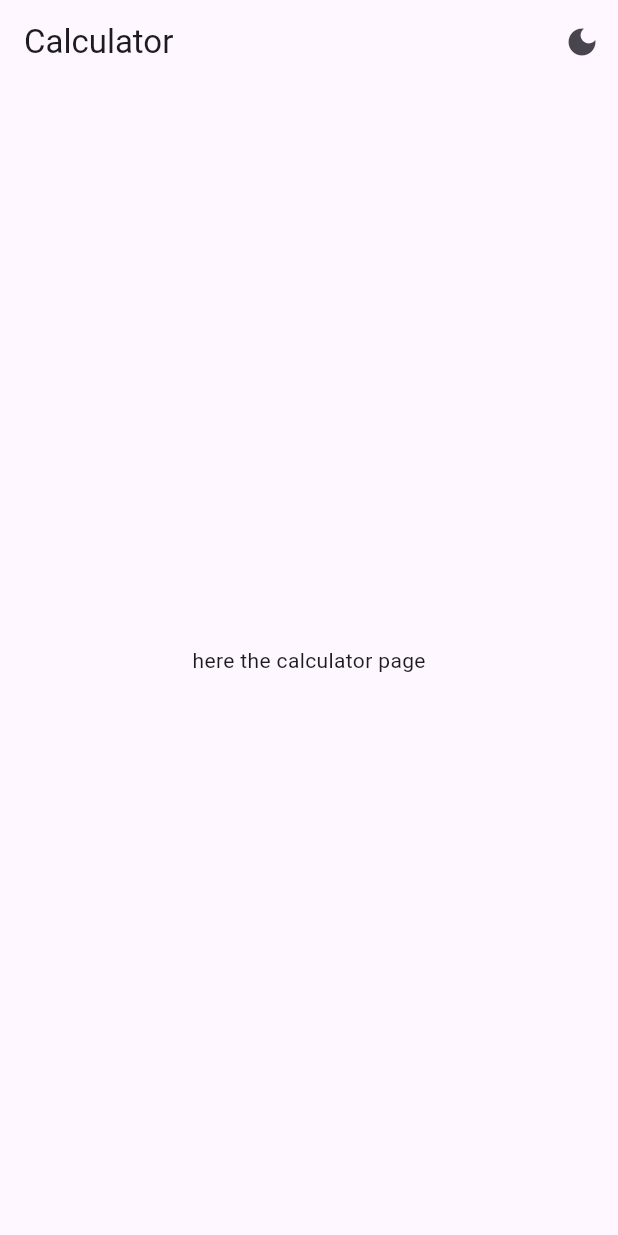
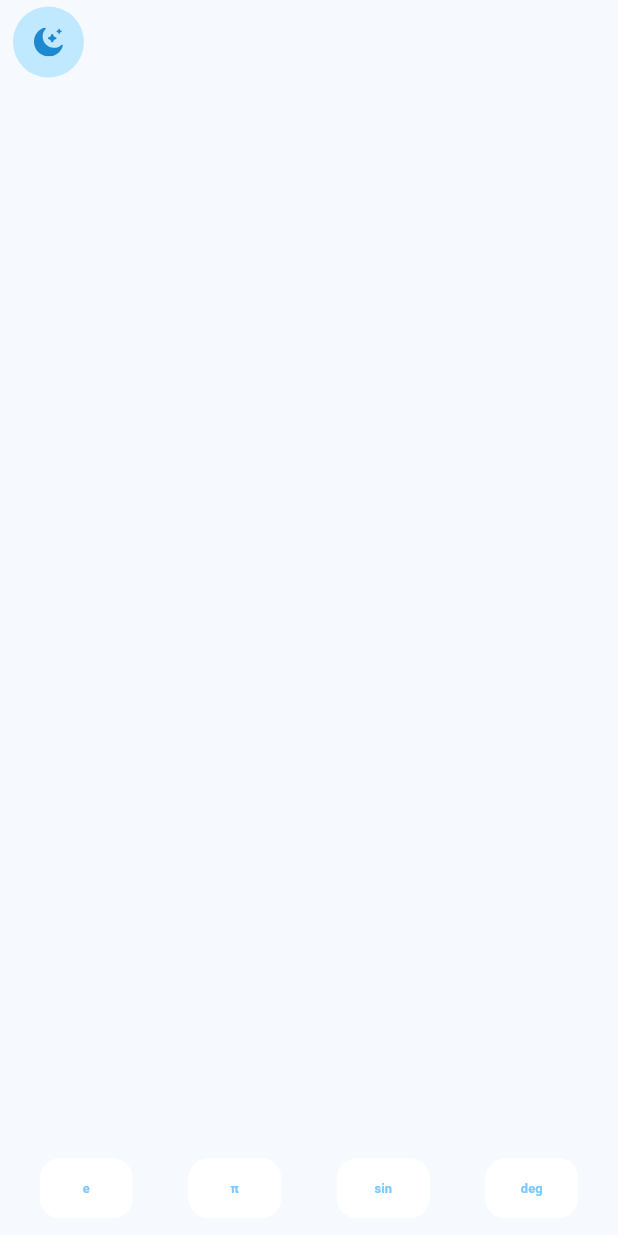
Before and after one commit to Bug-Busters-5/Calculaura, a Flutter app: the screen it shows after launch, on a phone screen of 412 x 824 dp. Run offline on Flutter 3.47's test engine with Material 3 defaults, Android fonts, the phone set to English and light mode, and no system bars; our stand-ins replace flutter_svg, hooks_riverpod, responsive_sizer.

Commit message:
fixing the theme and button and starting on the calculator
Co-authored-by: nourhan Sabrii <NourSabry@users.noreply.github.com>

```diff
--- a/lib/app/app.dart
+++ b/lib/app/app.dart
@@ -1,3 +1,4 @@
+import 'package:calculaura/app/app_riverpod.dart';
 import 'package:calculaura/calculator/presentation/screens/home_calculator_page.dart';
 import 'package:calculaura/core/themes.dart';
 import 'package:flutter/material.dart';
@@ -9,6 +10,7 @@ class MyApp extends ConsumerWidget {
 
   @override
   Widget build(BuildContext context, WidgetRef ref) {
+    final themeMode = ref.watch(themeProvider);
     return ResponsiveSizer(
       builder: (context, orientation, screenType) {
         return MaterialApp(
@@ -24,8 +26,8 @@ class MyApp extends ConsumerWidget {
           title: 'calculaura',
           home: const HomeCalculatorPage(),
           theme: lightModeTheme,
-          darkTheme:darkModeTheme,
-           themeMode: ThemeMode.system,
+          darkTheme: darkModeTheme,
+          themeMode: themeMode,
         );
       },
     );
--- a/lib/calculator/presentation/screens/home_calculator_page.dart
+++ b/lib/calculator/presentation/screens/home_calculator_page.dart
@@ -1,37 +1,89 @@
 import 'package:calculaura/app/app_riverpod.dart';
+import 'package:calculaura/calculator/presentation/widgets/calculator_buttons.dart';
 import 'package:flutter/material.dart';
+import 'package:flutter_svg/flutter_svg.dart';
 import 'package:hooks_riverpod/hooks_riverpod.dart';
+import 'package:responsive_sizer/responsive_sizer.dart';
 
 class HomeCalculatorPage extends ConsumerStatefulWidget {
   const HomeCalculatorPage({super.key});
 
   @override
-  ConsumerState<ConsumerStatefulWidget> createState() => _HomeCalculatorPageState();
+  ConsumerState<ConsumerStatefulWidget> createState() =>
+      _HomeCalculatorPageState();
 }
 
 class _HomeCalculatorPageState extends ConsumerState<HomeCalculatorPage> {
-
   @override
   Widget build(BuildContext context) {
     final themeMode = ref.watch(themeProvider);
-
-    return   Scaffold(
+    final theme = Theme.of(context);
+    return Scaffold(
       appBar: AppBar(
-        title: const Text('Calculator'),
-        actions: <Widget>[
-          IconButton(
-            icon: Icon(themeMode == ThemeMode.dark ? Icons.light_mode : Icons.dark_mode),
-            onPressed: () {
-              ref.watch(themeProvider.notifier).state =
-                themeMode == ThemeMode.dark ? ThemeMode.light : ThemeMode.dark;
+        backgroundColor: Colors.transparent,
+        leading: Padding(
+          padding: EdgeInsetsDirectional.only(start: 12.sp),
+          child: GestureDetector(
+            onTap: () {
+              if (themeMode == ThemeMode.dark) {
+                ref.watch(themeProvider.notifier).state = ThemeMode.light;
+              } else {
+                ref.watch(themeProvider.notifier).state = ThemeMode.dark;
+              }
             },
+            child: CircleAvatar(
+              child: themeMode == ThemeMode.dark
+                  ? const Icon(Icons.light_mode)
+                  : SvgPicture.asset(
+                      'assets/icons/moon.svg',
+                      height: 18.sp,
+                      width: 18.sp,
+                    ),
+            ),
+          ),
+        ),
+      ),
+      body: SafeArea(
+        child: Padding(
+          padding: const EdgeInsets.all(8.0),
+          child: Column(
+            mainAxisAlignment: MainAxisAlignment.end,
+            children: [
+              Row(
+                mainAxisAlignment: MainAxisAlignment.spaceAround,
+                children: [
+                  CalculatorButton(
+                    text: "e",
+                    onPressed: () {},
+                    height: 40.px,
+                    style: theme.textTheme.titleSmall,
+                  ),
+                  CalculatorButton(
+                    text: "π",
+                    onPressed: () {},
+                    height: 40.px,
+                    style: theme.textTheme.titleSmall,
+                  ),
+                  CalculatorButton(
+                    text: "sin",
+                    onPressed: () {},
+                    height: 40.px,
+                    style: theme.textTheme.titleSmall,
+                  ),
+                  CalculatorButton(
+                    text: "deg",
+                    onPressed: () {},
+                    height: 40.px,
+                    style: theme.textTheme.titleSmall,
                   ),
                 ],
               ),
+            ],
+          ),
+        ),
+      )
 
-      body:  const Center(
-        child: Text("here the calculator page"),
-      ),
+          ,
     );
   }
 }
--- /dev/null
+++ b/lib/calculator/presentation/widgets/calculator_buttons.dart
@@ -0,0 +1,41 @@
+import 'package:flutter/material.dart';
+import 'package:hooks_riverpod/hooks_riverpod.dart';
+import 'package:responsive_sizer/responsive_sizer.dart';
+
+class CalculatorButton extends ConsumerWidget {
+  final String text;
+  final VoidCallback onPressed;
+  final double? width;
+  final double? height;
+  final Color? color;
+  final TextStyle? style;
+
+  const CalculatorButton({
+    Key? key,
+    required this.text,
+    required this.onPressed,
+    this.width,
+    this.height,
+    this.color,
+    this.style,
+  }) : super(key: key);
+
+  @override
+  Widget build(BuildContext context, WidgetRef ref) {
+    final theme = Theme.of(context);
+    return GestureDetector(
+      onTap: onPressed,
+      child: Container(
+        width: width ?? 62.px,
+        height: height ?? 60.px,
+        margin: EdgeInsets.all(8.sp),
+        decoration: BoxDecoration(
+          color: Colors.white,
+          borderRadius: BorderRadius.circular(15.sp),
+        ),
+        child: Center(
+            child: Text(text, style: style ?? theme.textTheme.titleMedium,),),
+      ),
+    );
+  }
+}
--- a/lib/core/themes.dart
+++ b/lib/core/themes.dart
@@ -5,11 +5,12 @@ import 'package:responsive_sizer/responsive_sizer.dart';
 
 ThemeData lightModeTheme = ThemeData(
   useMaterial3: true,
-  brightness: Brightness.light,
-  primaryColor: const Color(0xFFADE2FF),
-  primaryColorDark: const Color(0xFF19ACFF),
-  primaryColorLight: const Color(0xFF7CC9FF),
-  backgroundColor: Colors.white,
+  colorScheme: ColorScheme.fromSeed(
+    seedColor: const Color(0xFFADE2FF),
+    secondary: const Color(0xFF19ACFF),
+    onSecondaryContainer: const Color(0xFF7CC9FF),
+    background: const Color(0xFFF7F8FB),
+  ),
   textTheme: TextTheme(
     titleMedium: TextStyle(
       color: const Color(0XFF38B9FF),
@@ -29,26 +30,25 @@ ThemeData lightModeTheme = ThemeData(
   ),
 );
 
-
-
 ThemeData darkModeTheme = ThemeData(
   useMaterial3: true,
-  brightness: Brightness.dark,
-  primaryColor: const Color(0xFF005DB2),
-  primaryColorDark: const Color(0xFF1991FF),
-  primaryColorLight: const Color(0xFF29A8FF),
-    backgroundColor:const  Color(0xFF17181A),
-
+  colorScheme: ColorScheme.fromSeed(
+    brightness: Brightness.dark,
+    seedColor: const Color(0xFF005DB2),
+    secondary: const Color(0xFF1991FF),
+    background: const Color(0xFF17181A),
+    onSecondaryContainer: const Color(0xFF17181A),
+  ),
   textTheme: TextTheme(
     titleMedium: TextStyle(
       color: const Color(0XFF29A8FF),
       fontWeight: FontWeight.w600,
-      fontSize: 14.sp,
+      fontSize: 16.sp,
     ),
     titleSmall: TextStyle(
       color: const Color(0xFF29A8FF),
       fontWeight: FontWeight.w600,
-      fontSize: 12.sp,
+      fontSize: 14.sp,
     ),
     labelLarge: TextStyle(
       color: const Color(0xFFA5A5A5),
```
Also changed, not shown: pubspec.yaml (+5 -10 lines), assets/icons/moon.svg (added). Lines whose indentation alone changed are shown as unchanged.
